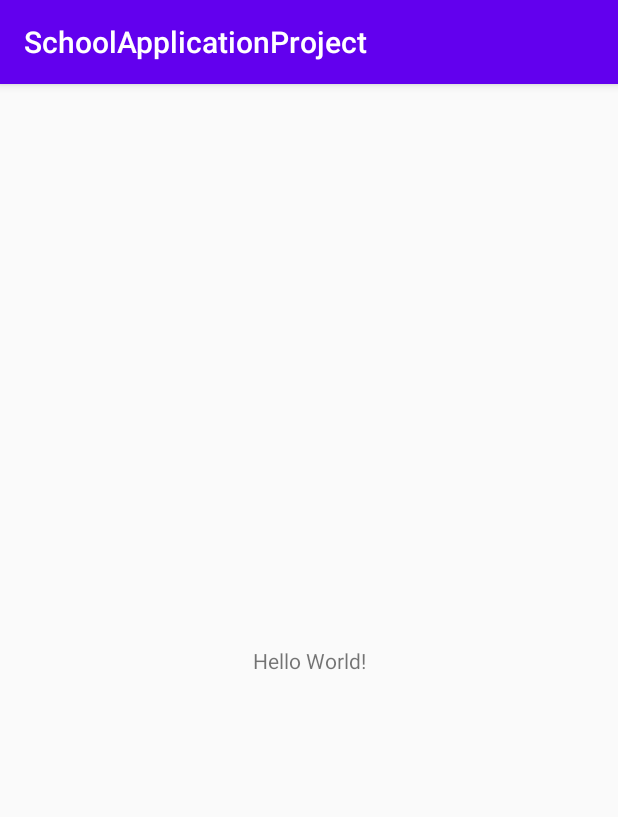
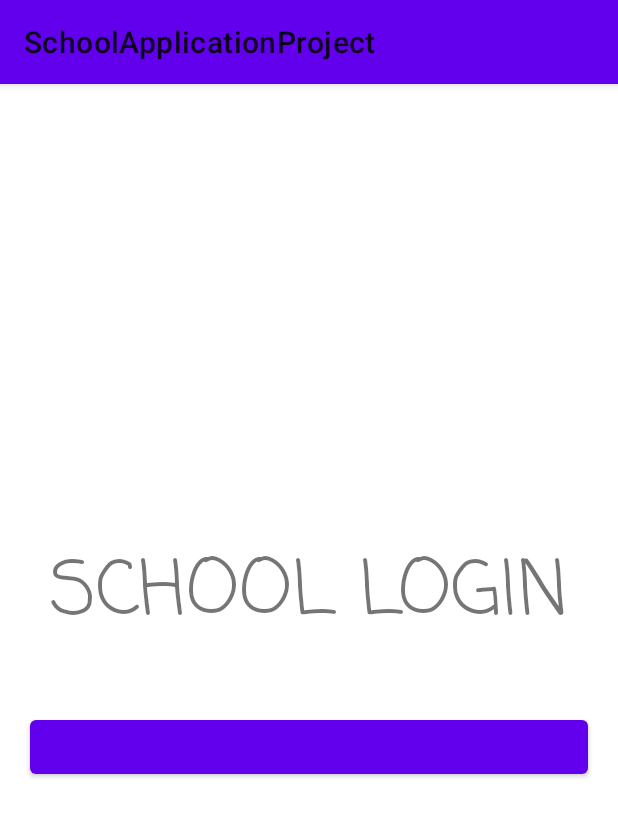
Before and after one commit to MaryumHabibQureshi/SchoolApplicationProject, an Android app: the screen it shows after launch (MainActivity), on a phone screen of 412 x 824 dp. Shown: the top 817 px of the screen. Run offline under Robolectric (Android 15) with nearby library versions, the phone set to English and light mode, and no system bars.

Commit message:
third commit

```diff
--- a/app/build.gradle
+++ b/app/build.gradle
@@ -27,8 +27,9 @@ dependencies {
     implementation fileTree(dir: "libs", include: ["*.jar"])
     implementation 'androidx.appcompat:appcompat:1.1.0'
     implementation 'androidx.constraintlayout:constraintlayout:1.1.3'
-    implementation 'com.google.firebase:firebase-database:16.0.4'
-    implementation 'com.google.firebase:firebase-firestore:17.1.2'
+    implementation 'com.google.firebase:firebase-database:19.3.0'
+    implementation 'com.google.firebase:firebase-firestore:21.4.3'
+    implementation 'com.google.android.material:material:1.1.0'
     testImplementation 'junit:junit:4.12'
     androidTestImplementation 'androidx.test.ext:junit:1.1.1'
     androidTestImplementation 'androidx.test.espresso:espresso-core:3.2.0'
--- a/app/src/main/res/layout/activity_main.xml
+++ b/app/src/main/res/layout/activity_main.xml
@@ -1,18 +1,27 @@
 <?xml version="1.0" encoding="utf-8"?>
-<androidx.constraintlayout.widget.ConstraintLayout xmlns:android="http://schemas.android.com/apk/res/android"
+<LinearLayout xmlns:android="http://schemas.android.com/apk/res/android"
     xmlns:app="http://schemas.android.com/apk/res-auto"
     xmlns:tools="http://schemas.android.com/tools"
     android:layout_width="match_parent"
     android:layout_height="match_parent"
+    android:orientation="vertical"
+    android:gravity="center"
     tools:context=".MainActivity">
 
-    <TextView
-        android:layout_width="wrap_content"
+    <com.google.android.material.textview.MaterialTextView
+        android:layout_width="match_parent"
         android:layout_height="wrap_content"
-        android:text="Hello World!"
-        app:layout_constraintBottom_toBottomOf="parent"
-        app:layout_constraintLeft_toLeftOf="parent"
-        app:layout_constraintRight_toRightOf="parent"
-        app:layout_constraintTop_toTopOf="parent" />
+        android:text="School Login"
+        android:textAlignment="center"
+        android:textSize="50sp"
+        android:layout_margin="20sp"
+        android:fontFamily="casual"
+        android:textAllCaps="true"
+        />
 
-</androidx.constraintlayout.widget.ConstraintLayout>
+    <Button
+        android:layout_width="match_parent"
+        android:layout_height="wrap_content"
+        android:layout_margin="20dp"/>
+
+</LinearLayout>
--- a/app/src/main/res/values/styles.xml
+++ b/app/src/main/res/values/styles.xml
@@ -1,6 +1,6 @@
 <resources>
     <!-- Base application theme. -->
-    <style name="AppTheme" parent="Theme.AppCompat.Light.DarkActionBar">
+    <style name="AppTheme" parent="Theme.MaterialComponents.DayNight">
         <!-- Customize your theme here. -->
         <item name="colorPrimary">@color/colorPrimary</item>
         <item name="colorPrimaryDark">@color/colorPrimaryDark</item>
```
